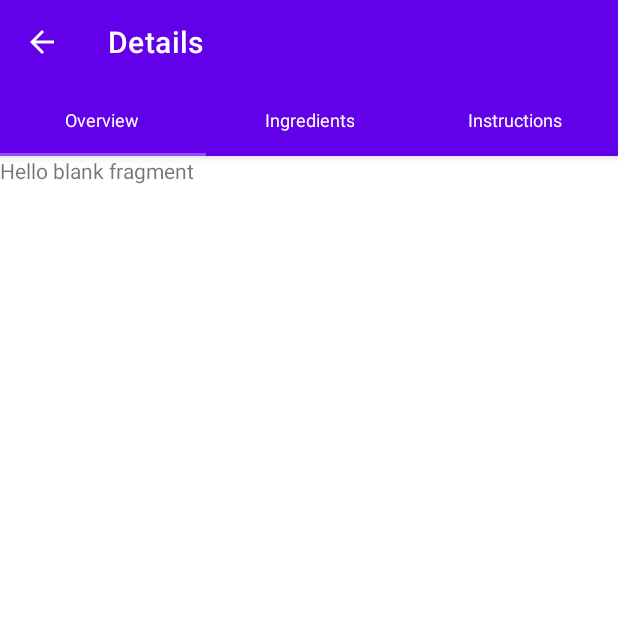
After one commit to betulantep/FoodyApp, an Android app: the DetailsActivity screen opened directly, with no data from a screen before it, on a phone screen of 412 x 824 dp, the top half of it. The commit adds this screen. Run offline under Robolectric (Android 15) with nearby library versions, the phone set to English and light mode, and no system bars; Roboto replaces fonts that are not available here; 2 statements that could not run were skipped.

Commit message:
Details Activity and Pager Adapter

```diff
--- a/app/build.gradle
+++ b/app/build.gradle
@@ -5,7 +5,6 @@ plugins {
     id 'androidx.navigation.safeargs.kotlin'
     id 'dagger.hilt.android.plugin'
     id 'kotlin-parcelize'
-
 }
 
 android {
@@ -82,9 +81,6 @@ dependencies {
     implementation "androidx.lifecycle:lifecycle-viewmodel-ktx:2.4.1"
     implementation "androidx.lifecycle:lifecycle-livedata-ktx:2.4.1"
 
-    //ktx
-    implementation "androidx.core:core-ktx:1.7.0"
-
     // Image Loading library Coil
     implementation "io.coil-kt:coil:1.2.2"
 
--- /dev/null
+++ b/app/src/main/java/com/betulantep/foody/adapters/PagerAdapter.kt
@@ -0,0 +1,21 @@
+package com.betulantep.foody.adapters
+
+import android.os.Bundle
+import androidx.fragment.app.Fragment
+import androidx.fragment.app.FragmentActivity
+import androidx.viewpager2.adapter.FragmentStateAdapter
+
+class PagerAdapter(
+    private val resultBundle: Bundle,
+    private val titles: ArrayList<String>,
+    private val fragments: ArrayList<Fragment>,
+    fragmentActivity: FragmentActivity
+) : FragmentStateAdapter(fragmentActivity) {
+
+    override fun getItemCount(): Int = fragments.size
+
+    override fun createFragment(position: Int): Fragment {
+        fragments[position].arguments = resultBundle
+        return fragments[position]
+    }
+}
--- a/app/src/main/java/com/betulantep/foody/models/ExtendedIngredient.kt
+++ b/app/src/main/java/com/betulantep/foody/models/ExtendedIngredient.kt
@@ -1,8 +1,11 @@
 package com.betulantep.foody.models
 
 
+import android.os.Parcelable
 import com.google.gson.annotations.SerializedName
+import kotlinx.parcelize.Parcelize
 
+@Parcelize
 data class ExtendedIngredient(
     @SerializedName("amount")
     val amount: Double,
@@ -16,4 +19,4 @@ data class ExtendedIngredient(
     val original: String,
     @SerializedName("unit")
     val unit: String
-)
+): Parcelable
--- a/app/src/main/java/com/betulantep/foody/models/Result.kt
+++ b/app/src/main/java/com/betulantep/foody/models/Result.kt
@@ -1,8 +1,11 @@
 package com.betulantep.foody.models
 
 
+import android.os.Parcelable
 import com.google.gson.annotations.SerializedName
+import kotlinx.parcelize.Parcelize
 
+@Parcelize
 data class Result(
     @SerializedName("aggregateLikes")
     val aggregateLikes: Int,
@@ -35,4 +38,4 @@ data class Result(
     @SerializedName("veryHealthy")
     val veryHealthy: Boolean
 
-)
+):Parcelable
--- /dev/null
+++ b/app/src/main/java/com/betulantep/foody/ui/DetailsActivity.kt
@@ -0,0 +1,53 @@
+package com.betulantep.foody.ui
+
+import android.os.Bundle
+import android.view.MenuItem
+import androidx.appcompat.app.AppCompatActivity
+import androidx.core.content.ContextCompat
+import androidx.fragment.app.Fragment
+import androidx.navigation.navArgs
+import com.betulantep.foody.R
+import com.betulantep.foody.adapters.PagerAdapter
+import com.betulantep.foody.databinding.ActivityDetailsBinding
+import com.betulantep.foody.ui.fragments.ingredients.IngredientsFragment
+import com.betulantep.foody.ui.fragments.instructions.InstructionsFragment
+import com.betulantep.foody.ui.fragments.overview.OverviewFragment
+import com.betulantep.foody.util.viewBinding
+import com.google.android.material.tabs.TabLayoutMediator
+
+class DetailsActivity : AppCompatActivity() {
+    private val binding by viewBinding(ActivityDetailsBinding::inflate)
+    private val args by navArgs<DetailsActivityArgs>()
+    override fun onCreate(savedInstanceState: Bundle?) {
+        super.onCreate(savedInstanceState)
+        setContentView(binding.root)
+
+        setSupportActionBar(binding.toolbar)
+        binding.toolbar.setTitleTextColor(ContextCompat.getColor(this,R.color.white))
+        supportActionBar?.setDisplayHomeAsUpEnabled(true)
+
+        val fragments = ArrayList<Fragment>()
+        fragments.add(OverviewFragment())
+        fragments.add(IngredientsFragment())
+        fragments.add(InstructionsFragment())
+
+        val titles = ArrayList<String>()
+        titles.add("Overview")
+        titles.add("Ingredients")
+        titles.add("Instructions")
+
+        val resultBundle = Bundle()
+        resultBundle.putParcelable("recipeBundle", args.result)
+        val pagerAdapter = PagerAdapter(resultBundle,titles,fragments,this)
+        binding.viewPager2.adapter = pagerAdapter
+
+        TabLayoutMediator(binding.tabLayout,binding.viewPager2){tab, position ->
+            tab.text = titles[position]
+        }.attach()
+    }
+
+    override fun onOptionsItemSelected(item: MenuItem): Boolean {
+        if(item.itemId == android.R.id.home) finish()
+        return super.onOptionsItemSelected(item)
+    }
+}
--- /dev/null
+++ b/app/src/main/java/com/betulantep/foody/ui/fragments/ingredients/IngredientsFragment.kt
@@ -0,0 +1,19 @@
+package com.betulantep.foody.ui.fragments.ingredients
+
+import android.os.Bundle
+import androidx.fragment.app.Fragment
+import android.view.LayoutInflater
+import android.view.View
+import android.view.ViewGroup
+import com.betulantep.foody.R
+
+class IngredientsFragment : Fragment() {
+
+    override fun onCreateView(
+        inflater: LayoutInflater, container: ViewGroup?,
+        savedInstanceState: Bundle?
+    ): View? {
+        // Inflate the layout for this fragment
+        return inflater.inflate(R.layout.fragment_ingredients, container, false)
+    }
+}
--- /dev/null
+++ b/app/src/main/java/com/betulantep/foody/ui/fragments/instructions/InstructionsFragment.kt
@@ -0,0 +1,19 @@
+package com.betulantep.foody.ui.fragments.instructions
+
+import android.os.Bundle
+import androidx.fragment.app.Fragment
+import android.view.LayoutInflater
+import android.view.View
+import android.view.ViewGroup
+import com.betulantep.foody.R
+
+class InstructionsFragment : Fragment() {
+
+    override fun onCreateView(
+        inflater: LayoutInflater, container: ViewGroup?,
+        savedInstanceState: Bundle?
+    ): View? {
+        // Inflate the layout for this fragment
+        return inflater.inflate(R.layout.fragment_instructions, container, false)
+    }
+}
--- /dev/null
+++ b/app/src/main/java/com/betulantep/foody/ui/fragments/overview/OverviewFragment.kt
@@ -0,0 +1,18 @@
+package com.betulantep.foody.ui.fragments.overview
+
+import android.os.Bundle
+import androidx.fragment.app.Fragment
+import android.view.LayoutInflater
+import android.view.View
+import android.view.ViewGroup
+import com.betulantep.foody.R
+
+class OverviewFragment : Fragment() {
+    override fun onCreateView(
+        inflater: LayoutInflater, container: ViewGroup?,
+        savedInstanceState: Bundle?
+    ): View? {
+        // Inflate the layout for this fragment
+        return inflater.inflate(R.layout.fragment_overview, container, false)
+    }
+}
--- /dev/null
+++ b/app/src/main/res/layout/activity_details.xml
@@ -0,0 +1,40 @@
+<?xml version="1.0" encoding="utf-8"?>
+<androidx.constraintlayout.widget.ConstraintLayout xmlns:android="http://schemas.android.com/apk/res/android"
+    xmlns:app="http://schemas.android.com/apk/res-auto"
+    xmlns:tools="http://schemas.android.com/tools"
+    android:id="@+id/detailsLayout"
+    android:layout_width="match_parent"
+    android:layout_height="match_parent"
+    tools:context=".ui.DetailsActivity">
+
+    <com.google.android.material.appbar.AppBarLayout
+        android:id="@+id/appBar"
+        android:layout_width="match_parent"
+        android:layout_height="wrap_content"
+        app:layout_constraintEnd_toEndOf="parent"
+        app:layout_constraintStart_toStartOf="parent"
+        app:layout_constraintTop_toTopOf="parent">
+
+        <androidx.appcompat.widget.Toolbar
+            android:id="@+id/toolbar"
+            android:layout_width="match_parent"
+            android:layout_height="wrap_content"/>
+        <com.google.android.material.tabs.TabLayout
+            android:id="@+id/tabLayout"
+            style="@style/CustomTabLayoutStyle"
+            app:tabTextAppearance="@style/CustomTabTextStyle"
+            android:layout_width="match_parent"
+            android:layout_height="wrap_content"
+            app:layout_scrollFlags="scroll|enterAlways"/>
+    </com.google.android.material.appbar.AppBarLayout>
+
+    <androidx.viewpager2.widget.ViewPager2
+        android:id="@+id/viewPager2"
+        android:layout_width="match_parent"
+        android:layout_height="0dp"
+        app:layout_constraintBottom_toBottomOf="parent"
+        app:layout_constraintEnd_toEndOf="parent"
+        app:layout_constraintStart_toStartOf="parent"
+        app:layout_constraintTop_toBottomOf="@+id/appBar" />
+
+</androidx.constraintlayout.widget.ConstraintLayout>
--- /dev/null
+++ b/app/src/main/res/layout/fragment_overview.xml
@@ -0,0 +1,14 @@
+<?xml version="1.0" encoding="utf-8"?>
+<FrameLayout xmlns:android="http://schemas.android.com/apk/res/android"
+    xmlns:tools="http://schemas.android.com/tools"
+    android:layout_width="match_parent"
+    android:layout_height="match_parent"
+    tools:context=".ui.fragments.overview.OverviewFragment">
+
+    <!-- TODO: Update blank fragment layout -->
+    <TextView
+        android:layout_width="match_parent"
+        android:layout_height="match_parent"
+        android:text="@string/hello_blank_fragment" />
+
+</FrameLayout>
--- a/app/src/main/res/layout/recipes_row_layout.xml
+++ b/app/src/main/res/layout/recipes_row_layout.xml
@@ -11,6 +11,7 @@
 
     <androidx.constraintlayout.widget.ConstraintLayout
         android:id="@+id/recipeRowLayout"
+        onRecipeClickListener="@{result}"
         android:layout_width="match_parent"
         android:layout_height="wrap_content"
         android:layout_marginTop="4dp"
--- a/app/src/main/res/values/colors.xml
+++ b/app/src/main/res/values/colors.xml
@@ -22,4 +22,7 @@
     <color name="chipBackgroundColor">@color/lightGray</color>
     <color name="checkedChipTextColor">@color/colorPrimary</color>
     <color name="chipTextColor">@color/darkGray</color>
+
+    //TabLayout style
+    <color name="actionBarBackgroundColor">@color/colorPrimary</color>
 </resources>
--- a/app/src/main/res/values/themes.xml
+++ b/app/src/main/res/values/themes.xml
@@ -4,7 +4,7 @@
         <!-- Primary brand color. -->
         <item name="colorPrimary">@color/colorPrimary</item>
         <item name="colorPrimaryVariant">@color/colorPrimaryDark</item>
-        //<item name="colorOnPrimary">@color/white</item>
+        <item name="colorOnPrimary">@color/white</item>
 
         <!-- Customize your theme here. -->
         <item name="colorPrimaryDark">@color/colorPrimaryDark</item>
@@ -16,9 +16,37 @@
         <item name="backgroundColor">@color/colorAccent</item>
     </style>
 
+    <style name="DetailsActivityStyle" parent="Theme.MaterialComponents.DayNight.NoActionBar">
+        <!-- Primary brand color. -->
+        <item name="colorPrimary">@color/colorPrimary</item>
+        <item name="colorPrimaryVariant">@color/colorPrimaryDark</item>
+        <item name="colorOnPrimary">@color/white</item>
+        <item name="colorControlNormal">@color/white</item>
+
+        <!-- Customize your theme here. -->
+        <item name="colorPrimaryDark">@color/colorPrimaryDark</item>
+        <item name="colorAccent">@color/colorAccent</item>
+
+        <!-- Status bar color. -->
+        <item name="android:statusBarColor">@color/colorPrimaryDark</item>
+        <!-- Customize your theme here. -->
+        <item name="backgroundColor">@color/colorAccent</item>
+    </style>
+
     <style name="CustomChipStyle" parent="Widget.MaterialComponents.Chip.Filter">
         <item name="chipBackgroundColor">@color/chip_background_color</item>
         <item name="android:textColor">@color/chip_text_color</item>
         <item name="checkedIconTint">@color/chip_text_color</item>
     </style>
+
+    <style name="CustomTabLayoutStyle" parent="Widget.Design.TabLayout">
+        <item name="background">@color/actionBarBackgroundColor</item>
+        <item name="tabIndicator">@color/white</item>
+        <item name="tabIndicatorHeight">2dp</item>
+        <item name="tabSelectedTextColor">@color/white</item>
+    </style>
+
+    <style name="CustomTabTextStyle" parent="TextAppearance.Design.CollapsingToolbar.Expanded">
+        <item name="android:textColor">@color/white</item>
+    </style>
 </resources>
```
Also changed, not shown: app/src/main/AndroidManifest.xml (+9 -2 lines), app/src/main/java/com/betulantep/foody/bindingadapters/RecipesRowBinding.kt (+19 -0 lines), app/src/main/java/com/betulantep/foody/ui/fragments/recipes/RecipesFragment.kt (+21 -22 lines), app/src/main/java/com/betulantep/foody/ui/fragments/recipes/bottomsheet/RecipesBottomSheet.kt (+4 -8 lines), app/src/main/res/layout/fragment_ingredients.xml (added, +14 -0 lines), app/src/main/res/layout/fragment_instructions.xml (added, +14 -0 lines), app/src/main/res/navigation/nav_graph.xml (+12 -0 lines).
